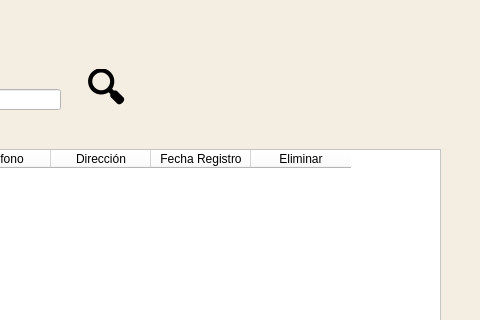
First picture: the form in gui/cliente.ui, repository GabrielTrejo1/Prueba, before the edit; both pictures show x 800 to 1280 and y 0 to 320 of the 1280 by 580 pixel window.
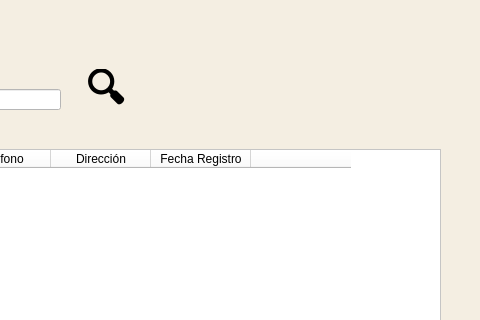
Second picture: the form after the edit.

The edit to the form file:
```diff
--- a/gui/cliente.ui
+++ b/gui/cliente.ui
@@ -410,7 +410,7 @@
     </column>
     <column>
      <property name="text">
-      <string>Eliminar</string>
+      <string/>
      </property>
     </column>
    </widget>
```
